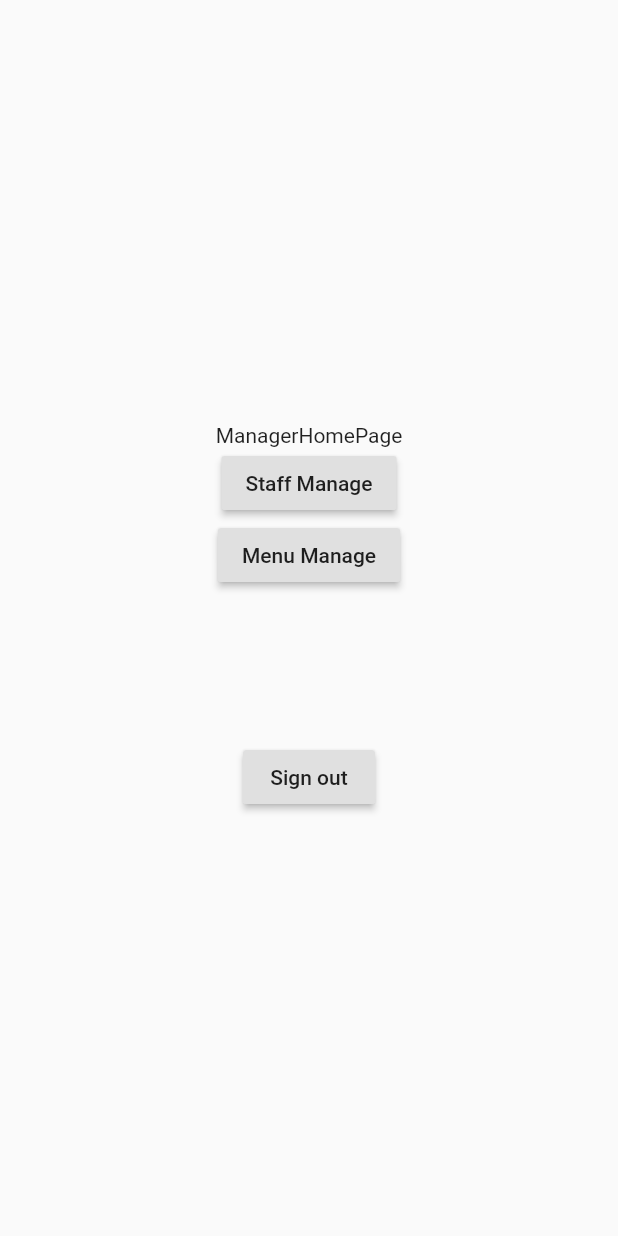
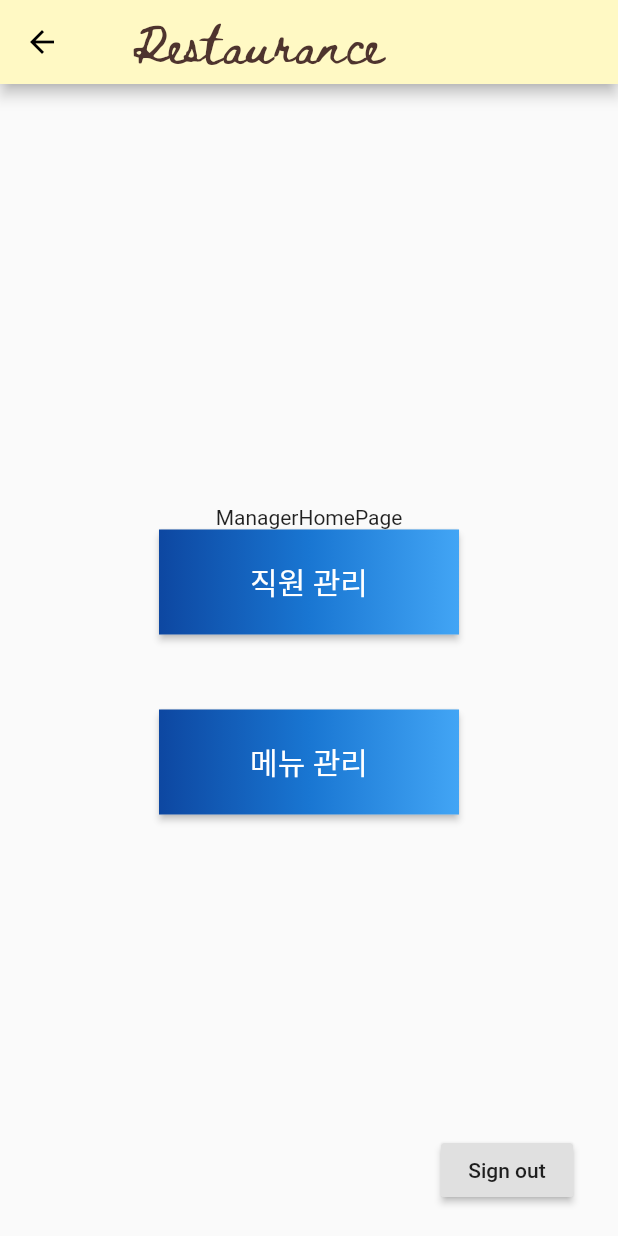
Before and after one commit to JMinkyoung/ISE_Restaurance, a Flutter app: the ManagerHome screen opened directly, on a phone screen of 412 x 824 dp. Run offline on Flutter 3.47's test engine with Material 2 defaults, Android fonts, the light colour scheme and no system bars; our stand-ins replace cloud_firestore, firebase_auth, firebase_core; accounts and stored records are empty.

Commit message:
로그인 UI수정 및 전용앱바추가
로그인 UI수정 및 전용앱바추가

```diff
--- /dev/null
+++ b/lib/customAppBar.dart
@@ -0,0 +1,45 @@
+import 'package:flutter/material.dart';
+import 'package:restaurance/manager_menu/manager_homepage.dart';
+import 'package:restaurance/staff_homepage.dart';
+
+//전용 앱바
+//로고 누르면 메인페이지로 가도록 설정함
+Widget customAppBar_Manag(context){
+  return AppBar(
+    title: RaisedButton(
+      onPressed: () async {
+        Navigator.push(
+            context,
+            MaterialPageRoute(
+              builder: (_) => ManagerHome(),
+            ));
+      },
+      color: Colors.yellow[100],
+      elevation: 0,
+      child: Text(
+        "Restaurance",
+        style: TextStyle(fontFamily: 'BethEllen', color: Colors.brown[800], fontSize: 25.0),
+      ),
+    ),
+  );
+}
+
+Widget customAppBar_Staff(context){
+  return AppBar(
+    title: RaisedButton(
+      onPressed: () async {
+        Navigator.push(
+            context,
+            MaterialPageRoute(
+              builder: (_) => StaffHomePage(),
+            ));
+      },
+      color: Colors.yellow[100],
+      elevation: 0,
+      child: Text(
+        "Restaurance",
+        style: TextStyle(fontFamily: 'BethEllen', color: Colors.brown[800], fontSize: 20.0),
+      ),
+    ),
+  );
+}
--- a/lib/main.dart
+++ b/lib/main.dart
@@ -28,7 +28,9 @@
       child: MaterialApp(
         title: 'Flutter Demo',
         theme: ThemeData(
-          primarySwatch: Colors.blue,
+          brightness: Brightness.light,
+          primaryColor: Colors.yellow[100],
+          //primarySwatch: Colors.blue,
           visualDensity: VisualDensity.adaptivePlatformDensity,
         ),
         home: AuthenticationWrapper(), //로그인 여부에 따라 홈페이지로 갈지 인증페이지로 갈지 결정
--- a/lib/manager_menu/manager_homepage.dart
+++ b/lib/manager_menu/manager_homepage.dart
@@ -1,5 +1,6 @@
 import 'package:flutter/material.dart';
 import 'package:provider/provider.dart';
+import 'package:restaurance/customAppBar.dart';
 import 'package:restaurance/login_service/authentication_service.dart';
 import 'package:restaurance/manager_menu/staff_manage.dart';
 import 'package:restaurance/manager_menu/MenuManage.dart';
@@ -8,7 +9,10 @@
   @override
   Widget build(BuildContext context) {
     return Scaffold(
-      body: Center(
+      appBar: customAppBar_Manag(context),
+      body: Stack(
+        children : [
+          Center(
             child: Column(
               mainAxisAlignment: MainAxisAlignment.center,
               children: [
@@ -17,24 +21,73 @@
                   onPressed: () {
                     Navigator.push(context,MaterialPageRoute(builder: (context) => StaffManage()),);
                   },
-              child: Text("Staff Manage"),
+                  textColor: Colors.white,
+                  padding: const EdgeInsets.all(0.0),
+                  child: Container(
+                    height: 70,
+                    width: 200,
+                    decoration: const BoxDecoration(
+                      gradient: LinearGradient(
+                        colors: <Color>[
+                          Color(0xFF0D47A1),
+                          Color(0xFF1976D2),
+                          Color(0xFF42A5F5),
+                        ],
                       ),
+                    ),
+                    padding: const EdgeInsets.all(10.0),
+                    child: Center(
+                      child: const Text(
+                          '직원 관리',
+                          style: TextStyle(fontSize: 20)
+                      ),
+                    ),
+                  ),
+                ),
+                const SizedBox(height: 50.0),
                 RaisedButton(
                   onPressed: () {
                     Navigator.push(context,MaterialPageRoute(builder: (context) => MenuManage()),);
                   },
-              child: Text("Menu Manage"),
+                  textColor: Colors.white,
+                  padding: const EdgeInsets.all(0.0),
+                  child: Container(
+                    height: 70,
+                    width: 200,
+                    decoration: const BoxDecoration(
+                      gradient: LinearGradient(
+                        colors: <Color>[
+                          Color(0xFF0D47A1),
+                          Color(0xFF1976D2),
+                          Color(0xFF42A5F5),
+                        ],
                       ),
-
-            const SizedBox(height: 100.0),
-            RaisedButton(
+                    ),
+                    padding: const EdgeInsets.all(10.0),
+                    child: Center(
+                      child: const Text(
+                          '메뉴 관리',
+                          style: TextStyle(fontSize: 20)
+                      ),
+                    ),
+                  ),
+                ),
+              ],
+            ),
+          ),
+          Align(
+            alignment: AlignmentDirectional.bottomEnd,
+            child: Padding(
+              padding: const EdgeInsets.fromLTRB(0, 0, 30, 20),
+              child: RaisedButton(
                 onPressed: () {
                   context.read<AuthenticationService>().signOut();
                 },
                 child: Text("Sign out"),
               ),
-          ],
             ),
+          ),
+        ]
       ),
     );
   }
```
Also changed, not shown: lib/login_service/sign_in_page.dart (+69 -9 lines), lib/manager_menu/staff_manage.dart (+5 -3 lines), pubspec.yaml (+5 -4 lines), fonts/BethEllen-Regular.ttf (added), pubspec.lock. Lines whose indentation alone changed are shown as unchanged.
